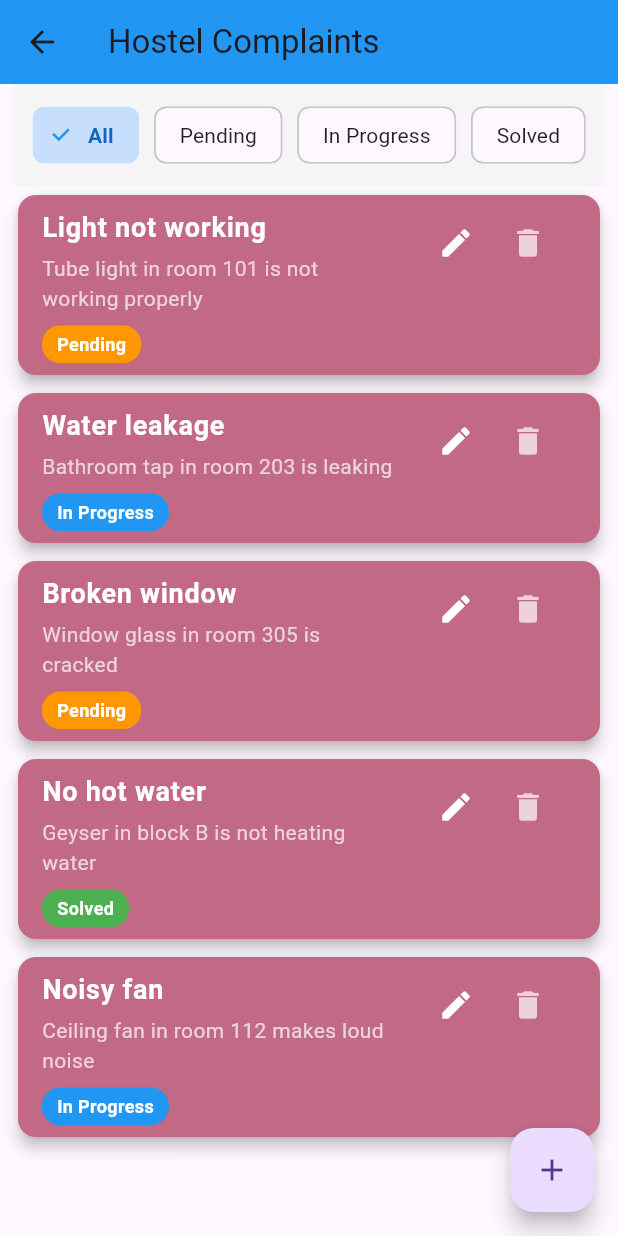
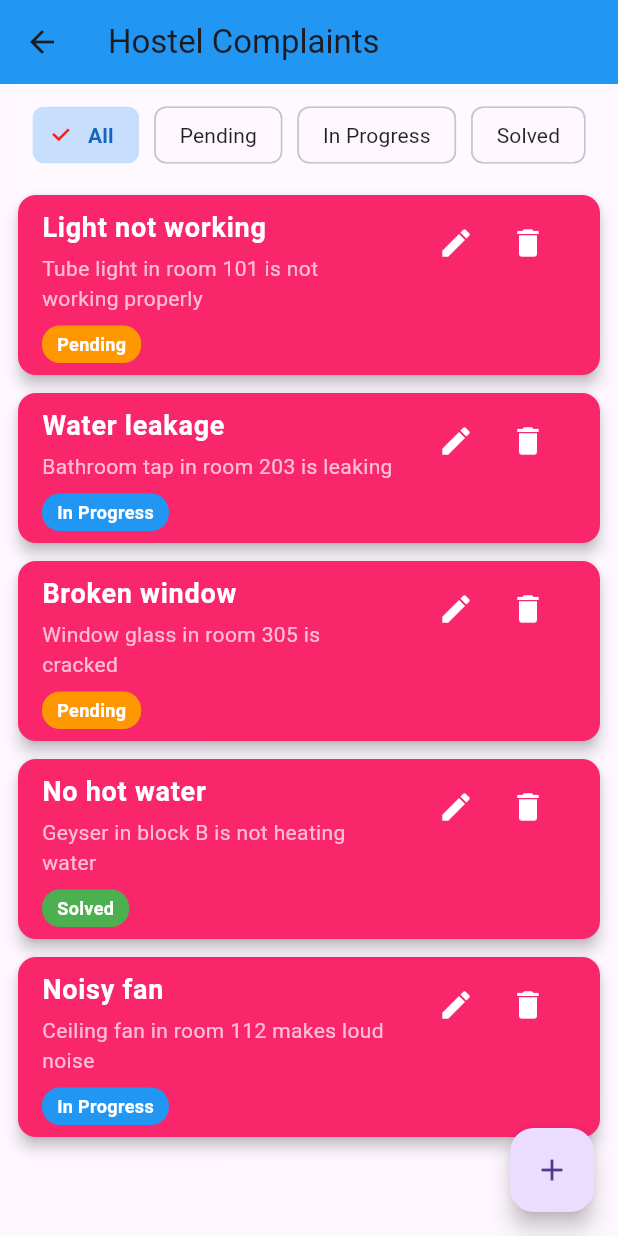
Before and after one commit to yashdipsinhvaghela01/flutter_hostel_issue_ressolution, a Flutter app: the screen it shows after launch, after a tap on "commplain List", on a phone screen of 412 x 824 dp. Run offline on Flutter 3.47's test engine with Material 3 defaults, Android fonts, the phone set to English and light mode, and no system bars.

Commit message:
UI improvment

```diff
--- a/lib/widgets/Splash.dart
+++ b/lib/widgets/Splash.dart
@@ -12,7 +12,6 @@ class _SplashState extends State<Splash> {
   @override
   void initState() {
     super.initState();
-    // Auto-navigate to FragmentHolder after 2 seconds
     Future.delayed(const Duration(seconds: 2), () {
       Navigator.pushReplacement(
         context,
@@ -53,7 +52,7 @@ class _SplashState extends State<Splash> {
           ),
           const SizedBox(height: 200),
           const Icon(Icons.house, size: 51),
-          const Text(" Welcome ", style: TextStyle(fontSize: 30)),
+          const Text(" BVM Boys Hostel ", style: TextStyle(fontSize: 30)),
           const SizedBox(height: 150),
           const CircularProgressIndicator(),
           const SizedBox(height: 40),
--- a/lib/widgets/fragment_holder.dart
+++ b/lib/widgets/fragment_holder.dart
@@ -40,21 +40,15 @@ class FragmentHolder extends StatelessWidget {
       initialRoute: '/',
 
       onGenerateRoute: (settings) {
-
         switch (settings.name) {
-
           case '/':
             return MaterialPageRoute(
-              builder: (context) => HomePage(
-                complaintList: complaintList,
-              ),
+              builder: (context) => HomePage(complaintList: complaintList),
             );
 
           case '/listing':
             return MaterialPageRoute(
-              builder: (context) => HostelApp(
-                complaintList: complaintList,
-              ),
+              builder: (context) => HostelApp(complaintList: complaintList),
             );
 
           case '/add_edit':
@@ -64,11 +58,8 @@ class FragmentHolder extends StatelessWidget {
 
           default:
             return MaterialPageRoute(
-              builder: (context) => const Scaffold(
-                body: Center(
-                  child: Text("Route Not Found"),
-                ),
-              ),
+              builder: (context) =>
+                  const Scaffold(body: Center(child: Text("Route Not Found"))),
             );
         }
       },
@@ -77,17 +68,12 @@ class FragmentHolder extends StatelessWidget {
 }
 
 class HomePage extends StatelessWidget {
-
   final List<Complaint> complaintList;
 
-  const HomePage({
-    super.key,
-    required this.complaintList,
-  });
+  const HomePage({super.key, required this.complaintList});
 
   @override
   Widget build(BuildContext context) {
-
     return Scaffold(
       appBar: AppBar(
         title: const Text("Home Page"),
@@ -95,22 +81,17 @@ class HomePage extends StatelessWidget {
       ),
 
       body: Center(
-
         child: Column(
-
           mainAxisAlignment: MainAxisAlignment.center,
           children: [
-
             ElevatedButton(
               onPressed: () {
-
                 Navigator.push(
                   context,
 
                   MaterialPageRoute(
-                    builder: (context) => HostelApp(
-                      complaintList: complaintList,
-                    ),
+                    builder: (context) =>
+                        HostelApp(complaintList: complaintList),
                   ),
                 );
               },
@@ -137,7 +118,6 @@ class HomePage extends StatelessWidget {
                     ),
                   );
                 }
-
               },
 
               child: const Text("Add/Edit complaint"),
--- a/lib/widgets/listing.dart
+++ b/lib/widgets/listing.dart
@@ -33,7 +33,6 @@ class ComplaintScreen extends StatefulWidget {
 }
 
 class _ComplaintScreenState extends State<ComplaintScreen> {
-  // Track active filter. Default is "All"
   String currentFilter = "All";
 
   void deleteComplaint(Complaint complaint) {
@@ -42,7 +41,6 @@ class _ComplaintScreenState extends State<ComplaintScreen> {
     });
   }
 
-  // Fallback styling helper with normalized string checks
   Color getStatusColor(String status) {
     final normalized = status.trim().toLowerCase();
     if (normalized == "pending") {
@@ -50,12 +48,11 @@ class _ComplaintScreenState extends State<ComplaintScreen> {
     } else if (normalized == "in progress") {
       return Colors.blue;
     } else {
-      return Colors.green; // Default fallback for 'Solved' or completed
+      return Colors.green;
     }
   }
 
   void navigateToAddEditScreen({Complaint? complaint}) async {
-    // Await the map data returning from your form screen
     final result = await Navigator.push(
       context,
       MaterialPageRoute(
@@ -65,11 +62,9 @@ class _ComplaintScreenState extends State<ComplaintScreen> {
       ),
     );
 
-    // Safeguard check to ensure data actually came back
     if (result != null && result is Map) {
       setState(() {
         if (complaint == null) {
-          // Creating a new complaint safely extracting map string values
           widget.complaintList.add(
             Complaint(
               title: result["title"] ?? "No Title",
@@ -78,7 +73,6 @@ class _ComplaintScreenState extends State<ComplaintScreen> {
             ),
           );
         } else {
-          // Modifying existing complaint object values directly
           complaint.title = result["title"] ?? complaint.title;
           complaint.description = result["description"] ?? complaint.description;
           complaint.status = result["status"] ?? complaint.status;
@@ -89,7 +83,6 @@ class _ComplaintScreenState extends State<ComplaintScreen> {
 
   @override
   Widget build(BuildContext context) {
-    // Normalizing strings ensures filters work even if case sizes vary (e.g. "Pending" vs "pending")
     final filteredList = widget.complaintList.where((complaint) {
       if (currentFilter == "All") return true;
       return complaint.status.trim().toLowerCase() == currentFilter.trim().toLowerCase();
@@ -106,10 +99,9 @@ class _ComplaintScreenState extends State<ComplaintScreen> {
       ),
       body: Column(
         children: [
-          // Filter Chips Horizontal Bar
           Container(
             padding: const EdgeInsets.symmetric(vertical: 10, horizontal: 8),
-            color: Colors.grey[100],
+            color: Colors.white24,
             child: SingleChildScrollView(
               scrollDirection: Axis.horizontal,
               child: Row(
@@ -121,7 +113,7 @@ class _ComplaintScreenState extends State<ComplaintScreen> {
                       label: Text(filterOpt),
                       selected: isSelected,
                       selectedColor: Colors.blue.withOpacity(0.25),
-                      checkmarkColor: Colors.blue,
+                      checkmarkColor: const Color.fromARGB(255, 243, 33, 33),
                       labelStyle: TextStyle(
                         color: isSelected ? Colors.blue[800] : Colors.black87,
                         fontWeight: isSelected ? FontWeight.bold : FontWeight.normal,
@@ -138,7 +130,6 @@ class _ComplaintScreenState extends State<ComplaintScreen> {
             ),
           ),
 
-          // Render the List dynamically
           Expanded(
             child: filteredList.isEmpty
                 ? const Center(
@@ -153,7 +144,7 @@ class _ComplaintScreenState extends State<ComplaintScreen> {
                       final data = filteredList[index];
 
                       return Card(
-                        color: const Color.fromARGB(255, 194, 105, 134),
+                        color: const Color.fromARGB(255, 249, 38, 108),
                         margin: const EdgeInsets.symmetric(horizontal: 12, vertical: 6),
                         elevation: 4,
                         child: ListTile(
@@ -200,7 +191,7 @@ class _ComplaintScreenState extends State<ComplaintScreen> {
                                 onPressed: () => navigateToAddEditScreen(complaint: data),
                               ),
                               IconButton(
-                                icon: const Icon(Icons.delete, color: Colors.white70),
+                                icon: const Icon(Icons.delete, color: Colors.white),
                                 onPressed: () => deleteComplaint(data),
                               ),
                             ],
```
Also changed, not shown: lib/main.dart (line endings or trailing spaces). Lines whose indentation alone changed are shown as unchanged.
